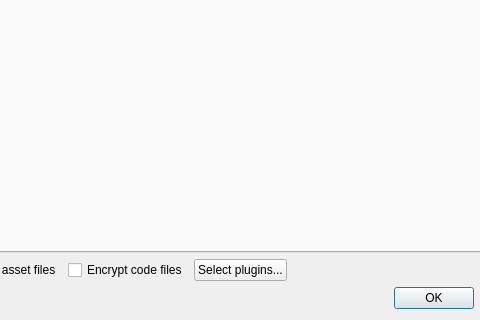
Above: ui/exportprojectdialog.ui from gideros/gideros before the change; both pictures show x 206 to 686 and y 116 to 436 of the 777 by 436 pixel window. Below: the same form after it.
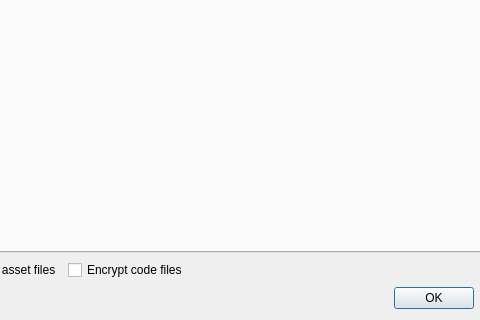
That is the form after the change.

Commit message: [studio] Show plugins in project tree [plugin/controller] Fix crashes on android [plugin/bump] Add native bump implementation [html5] Use less memory during load

```diff
--- a/ui/exportprojectdialog.ui
+++ b/ui/exportprojectdialog.ui
@@ -656,13 +656,6 @@
        </property>
       </widget>
      </item>
-     <item>
-      <widget class="QPushButton" name="plugins_choose">
-       <property name="text">
-        <string>Select plugins...</string>
-       </property>
-      </widget>
-     </item>
      <item>
       <spacer name="horizontalSpacer">
        <property name="orientation">
```
The commit also changes 30 other files.
